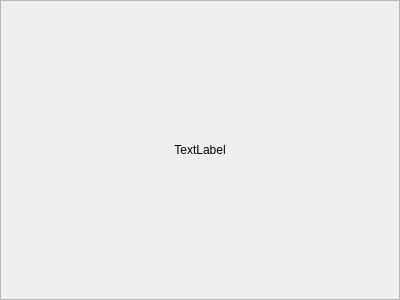
Old version of the form Widgets/FrmVideo/FrmVideo.ui in the repository KangLin/RabbitIm.
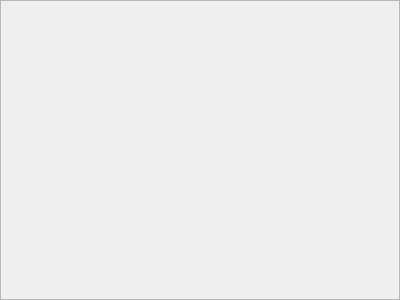
New version of the form.

Commit message: 1、视频显示窗口按视频的长宽比显示 2、修复视频显示窗口大小变化时程序core bug 3、视频显示窗口背景改为黑色

Diff of the .ui file:
```diff
--- a/Widgets/FrmVideo/FrmVideo.ui
+++ b/Widgets/FrmVideo/FrmVideo.ui
@@ -41,7 +41,7 @@
       </size>
      </property>
      <property name="text">
-      <string>TextLabel</string>
+      <string/>
      </property>
      <property name="alignment">
       <set>Qt::AlignCenter</set>
```
The commit also changes 5 other files.
